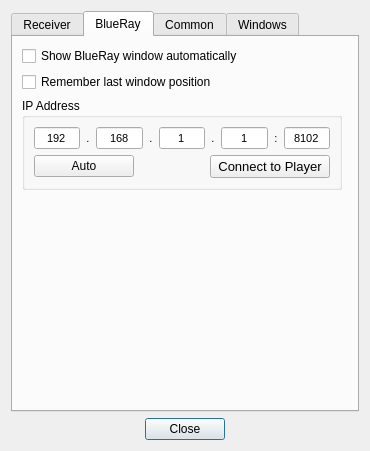
Qt form settingsdialog.ui (AceOfSnakes/AvrPioRemote) before a commit.
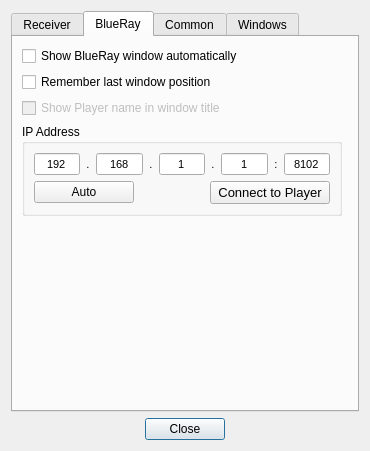
The same form after that commit. The open tabs and pages were chosen to show the change.

Commit message: add test dialog for player

```diff
--- a/settingsdialog.ui
+++ b/settingsdialog.ui
@@ -397,6 +397,16 @@
          </property>
         </widget>
        </item>
+       <item>
+        <widget class="QCheckBox" name="ShowPlayerNameInTitle">
+         <property name="enabled">
+          <bool>false</bool>
+         </property>
+         <property name="text">
+          <string>Show Player name in window title</string>
+         </property>
+        </widget>
+       </item>
        <item>
         <layout class="QHBoxLayout" name="horizontalLayout_5">
          <property name="topMargin">
```
Left out of the diff: 2 changed lines with no effect on the pictures. The commit also changes 13 other files.
